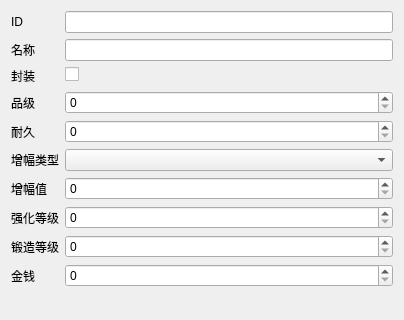
Old version of the form ui/components/mail/equipment_form.ui in the repository evrins/dnf-gm-tool; both pictures show x 0 to 404 and y 0 to 320 of the 404 by 650 pixel window.
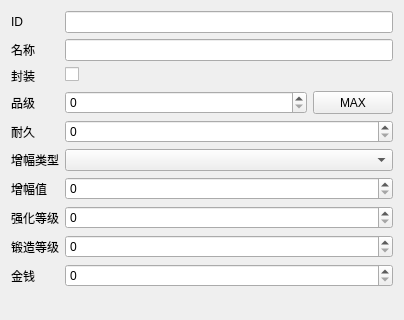
New version of the form.

Commit message: feat: add max grade for equipment

The edit to the form file:
```diff
--- a/ui/components/mail/equipment_form.ui
+++ b/ui/components/mail/equipment_form.ui
@@ -10,6 +10,12 @@
     <height>650</height>
    </rect>
   </property>
+  <property name="sizePolicy">
+   <sizepolicy hsizetype="Expanding" vsizetype="Preferred">
+    <horstretch>0</horstretch>
+    <verstretch>0</verstretch>
+   </sizepolicy>
+  </property>
   <property name="windowTitle">
    <string>Form</string>
   </property>
@@ -60,10 +66,53 @@
     </widget>
    </item>
    <item row="3" column="1">
-    <widget class="QSpinBox" name="grade_spin_box">
-     <property name="maximum">
-      <number>999999999</number>
+    <widget class="QWidget" name="grade_container" native="true">
+     <property name="sizePolicy">
+      <sizepolicy hsizetype="Minimum" vsizetype="Preferred">
+       <horstretch>0</horstretch>
+       <verstretch>0</verstretch>
+      </sizepolicy>
      </property>
+     <layout class="QHBoxLayout" name="horizontalLayout_8">
+      <property name="leftMargin">
+       <number>0</number>
+      </property>
+      <property name="topMargin">
+       <number>0</number>
+      </property>
+      <property name="rightMargin">
+       <number>0</number>
+      </property>
+      <property name="bottomMargin">
+       <number>0</number>
+      </property>
+      <item>
+       <widget class="QSpinBox" name="grade_spin_box">
+        <property name="sizePolicy">
+         <sizepolicy hsizetype="Expanding" vsizetype="Preferred">
+          <horstretch>0</horstretch>
+          <verstretch>0</verstretch>
+         </sizepolicy>
+        </property>
+        <property name="maximum">
+         <number>999999999</number>
+        </property>
+       </widget>
+      </item>
+      <item>
+       <widget class="QPushButton" name="max_btn">
+        <property name="sizePolicy">
+         <sizepolicy hsizetype="Minimum" vsizetype="Preferred">
+          <horstretch>0</horstretch>
+          <verstretch>0</verstretch>
+         </sizepolicy>
+        </property>
+        <property name="text">
+         <string>MAX</string>
+        </property>
+       </widget>
+      </item>
+     </layout>
     </widget>
    </item>
    <item row="4" column="0">
```
The commit also changes 9 other files.
